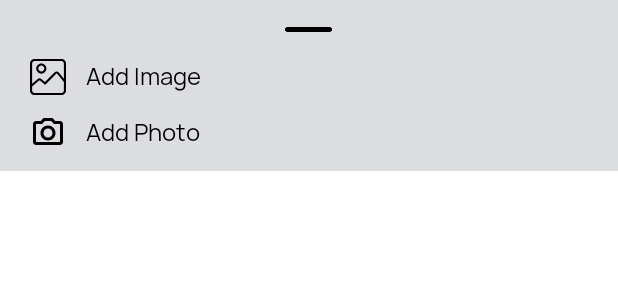
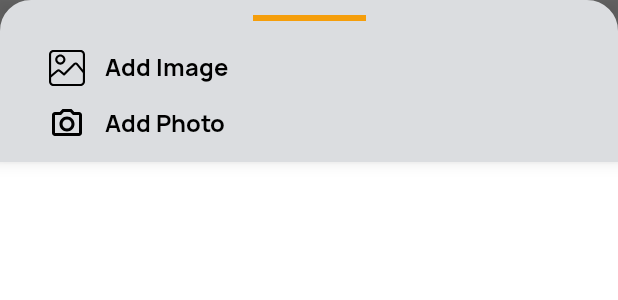
Before and after one commit to tghsetiawan/Story-App, an Android app: the layout fragment_story_bottom_sheet.xml on its own in the app's theme, with its tools: preview values and no code run, on a phone screen of 412 x 824 dp. Shown: the top 300 px of the screen. Run offline under Robolectric (Android 15) with nearby library versions, the light colour scheme and no system bars.

Commit message:
edit layout bottom sheet add story

```diff
--- a/app/src/main/java/com/teguh/storyapp/ui/fragment/HomeFragment.kt
+++ b/app/src/main/java/com/teguh/storyapp/ui/fragment/HomeFragment.kt
@@ -13,6 +13,7 @@ import androidx.fragment.app.Fragment
 import androidx.lifecycle.ViewModelProvider
 import androidx.navigation.fragment.FragmentNavigatorExtras
 import androidx.navigation.fragment.findNavController
+import androidx.recyclerview.widget.LinearLayoutManager
 import androidx.recyclerview.widget.StaggeredGridLayoutManager
 import com.teguh.storyapp.R
 import com.teguh.storyapp.data.local.entity.StoryEntity
@@ -64,7 +65,8 @@ class HomeFragment : Fragment()  {
         token = getPreference(requireContext(), Constant.USER_TOKEN)
 
         binding?.reyclerView?.setHasFixedSize(true)
-        binding?.reyclerView?.layoutManager = StaggeredGridLayoutManager(2, StaggeredGridLayoutManager.VERTICAL)
+//        binding?.reyclerView?.layoutManager = StaggeredGridLayoutManager(2, StaggeredGridLayoutManager.VERTICAL)
+        binding?.reyclerView?.layoutManager = LinearLayoutManager(requireContext())
 
         val factoryStory: StoryViewModelFactory = StoryViewModelFactory.getInstance(requireActivity())
         storyViewModel = ViewModelProvider(this, factoryStory)[StoryViewModel::class.java]
--- a/app/src/main/java/com/teguh/storyapp/viewmodel/AuthViewModelFactory.kt
+++ b/app/src/main/java/com/teguh/storyapp/viewmodel/AuthViewModelFactory.kt
@@ -21,7 +21,7 @@ class AuthViewModelFactory private constructor(private val userAuthRepository: U
         private var instance: AuthViewModelFactory? = null
         fun getInstance(context: Context): AuthViewModelFactory =
             instance ?: synchronized(this) {
-                instance ?: AuthViewModelFactory(AuthInjection.provideRepository(context))
+                instance ?: AuthViewModelFactory(AuthInjection.provideRepository())
             }.also { instance = it }
     }
 }
--- /dev/null
+++ b/app/src/main/res/drawable/bottom_sheet_shape.xml
@@ -0,0 +1,13 @@
+<?xml version="1.0" encoding="utf-8"?>
+<shape xmlns:android="http://schemas.android.com/apk/res/android"
+    android:shape="rectangle">
+    <corners
+        android:bottomLeftRadius="0dp"
+        android:bottomRightRadius="0dp"
+        android:topLeftRadius="20dp"
+        android:topRightRadius="20dp" />
+    <solid android:color="@color/colorText_2" />
+    <stroke
+        android:width="1dp"
+        android:color="@color/colorText_2" />
+</shape>
--- a/app/src/main/res/layout/fragment_home.xml
+++ b/app/src/main/res/layout/fragment_home.xml
@@ -76,6 +76,7 @@
                 android:layout_margin="@dimen/_10sdp"
                 android:paddingBottom="?attr/actionBarSize"
                 android:orientation="vertical"
+                app:layoutManager="androidx.recyclerview.widget.LinearLayoutManager"
                 app:layout_constraintTop_toBottomOf="@id/search_view"
                 app:layout_constraintStart_toStartOf="parent"
                 app:layout_constraintEnd_toEndOf="parent"
--- a/app/src/main/res/layout/fragment_story_bottom_sheet.xml
+++ b/app/src/main/res/layout/fragment_story_bottom_sheet.xml
@@ -3,68 +3,69 @@
     xmlns:app="http://schemas.android.com/apk/res-auto"
     xmlns:tools="http://schemas.android.com/tools">
 
-    <LinearLayout
+    <androidx.constraintlayout.widget.ConstraintLayout
         android:id="@+id/story_bottom_sheet"
         android:layout_width="match_parent"
         android:layout_height="wrap_content"
-        android:orientation="vertical"
-        app:behavior_peekHeight="40dp"
-        app:layout_behavior="@string/bottom_sheet_behavior"
-        android:background="@color/colorText_2"
-        tools:context=".MainActivity">
+        android:layout_marginBottom="@dimen/_20sdp"
+        android:elevation="@dimen/_5sdp"
+        tools:ignore="Overdraw"
+        app:behavior_hideable="true"
+        app:behavior_peekHeight="70dp"
+        app:layout_behavior="com.google.android.material.bottomsheet.BottomSheetBehavior"
+        android:background="#99000000">
 
-        <FrameLayout
-            android:id="@+id/layout_image_bar"
-            android:layout_width="match_parent"
-            android:layout_height="@dimen/_30sdp"
+        <androidx.appcompat.widget.AppCompatImageView
+            android:id="@+id/appCompatImageView11"
+            android:layout_width="0dp"
+            android:layout_height="0dp"
+            android:background="@drawable/bottom_sheet_shape"
+            app:layout_constraintBottom_toBottomOf="parent"
+            app:layout_constraintEnd_toEndOf="parent"
             app:layout_constraintStart_toStartOf="parent"
+            app:layout_constraintTop_toTopOf="parent" />
+
+        <View
+            android:id="@+id/view"
+            android:layout_width="75dp"
+            android:layout_height="4dp"
+            android:layout_marginTop="10dp"
+            android:background="@color/colorSecondary"
             app:layout_constraintEnd_toEndOf="parent"
-            app:layout_constraintBottom_toBottomOf="parent">
-
-            <ImageView
-                android:id="@+id/iv_more"
-                android:layout_width="@dimen/_24sdp"
-                android:layout_height="@dimen/_24sdp"
-                android:layout_gravity="center"
-                android:contentDescription="@string/add_image"
-                app:tint="@color/black"
-                android:src="@drawable/img_bar"/>
-
-        </FrameLayout>
+            app:layout_constraintStart_toStartOf="parent"
+            app:layout_constraintTop_toTopOf="parent" />
 
         <LinearLayout
             android:id="@+id/layout_add_image"
             android:layout_width="match_parent"
             android:layout_height="wrap_content"
+            android:layout_marginHorizontal="@dimen/_20sdp"
+            android:layout_marginTop="@dimen/_15sdp"
+            android:gravity="center"
             android:orientation="horizontal"
-            android:background="@color/colorText_2"
-            android:gravity="center"
-            android:layout_marginStart="@dimen/_10sdp"
-            android:layout_marginEnd="@dimen/_10sdp"
-            android:layout_marginBottom="@dimen/_10sdp"
-            app:layout_constraintBottom_toBottomOf="parent"
+            app:layout_constraintEnd_toEndOf="parent"
             app:layout_constraintStart_toStartOf="parent"
-            app:layout_constraintEnd_toEndOf="parent">
+            app:layout_constraintTop_toBottomOf="@+id/view">
 
             <ImageView
                 android:layout_width="wrap_content"
                 android:layout_height="wrap_content"
                 android:layout_marginStart="@dimen/_5sdp"
                 android:layout_marginEnd="@dimen/_10sdp"
+                android:contentDescription="@string/add_image"
                 android:src="@drawable/ic_image"
-                android:contentDescription="@string/add_image"
                 app:tint="@color/black" />
 
             <TextView
                 android:id="@+id/tv_add_image"
                 android:layout_width="match_parent"
                 android:layout_height="wrap_content"
+                android:ellipsize="end"
+                android:fontFamily="@font/manrope3_bold"
+                android:maxLines="1"
+                android:text="@string/add_image"
                 android:textColor="@color/colorText_4"
-                android:text="@string/add_image"
-                android:maxLines="1"
-                android:ellipsize="end"
                 android:textSize="@dimen/_12ssp"
-                android:fontFamily="@font/manrope3_regular"
                 app:layout_constraintEnd_toEndOf="parent"
                 app:layout_constraintStart_toStartOf="parent"
                 app:layout_constraintTop_toBottomOf="@+id/et_note_title" />
@@ -76,14 +77,13 @@
             android:layout_width="match_parent"
             android:layout_height="wrap_content"
             android:orientation="horizontal"
-            android:background="@color/colorText_2"
+            android:layout_marginVertical="@dimen/_10sdp"
+            android:layout_marginHorizontal="@dimen/_20sdp"
             android:gravity="center"
-            android:layout_marginStart="@dimen/_10sdp"
-            android:layout_marginEnd="@dimen/_10sdp"
-            android:layout_marginBottom="@dimen/_10sdp"
-            app:layout_constraintBottom_toBottomOf="parent"
+            app:layout_constraintTop_toBottomOf="@+id/layout_add_image"
+            app:layout_constraintEnd_toEndOf="parent"
             app:layout_constraintStart_toStartOf="parent"
-            app:layout_constraintEnd_toEndOf="parent">
+            app:layout_constraintBottom_toBottomOf="parent">
 
             <ImageView
                 android:layout_width="wrap_content"
@@ -103,11 +103,11 @@
                 android:maxLines="1"
                 android:ellipsize="end"
                 android:textSize="@dimen/_12ssp"
-                android:fontFamily="@font/manrope3_regular"
+                android:fontFamily="@font/manrope3_bold"
                 app:layout_constraintEnd_toEndOf="parent"
                 app:layout_constraintStart_toStartOf="parent"
                 app:layout_constraintTop_toBottomOf="@+id/et_note_title" />
 
         </LinearLayout>
-    </LinearLayout>
+    </androidx.constraintlayout.widget.ConstraintLayout>
 </layout>
--- a/app/src/main/res/layout/item_rv_story.xml
+++ b/app/src/main/res/layout/item_rv_story.xml
@@ -32,7 +32,7 @@
                 <com.makeramen.roundedimageview.RoundedImageView
                     android:id="@+id/riv_img_story"
                     android:layout_width="match_parent"
-                    android:layout_height="wrap_content"
+                    android:layout_height="@dimen/_150sdp"
                     android:adjustViewBounds="true"
                     android:visibility="visible"
                     android:transitionName="storyImg"
```
